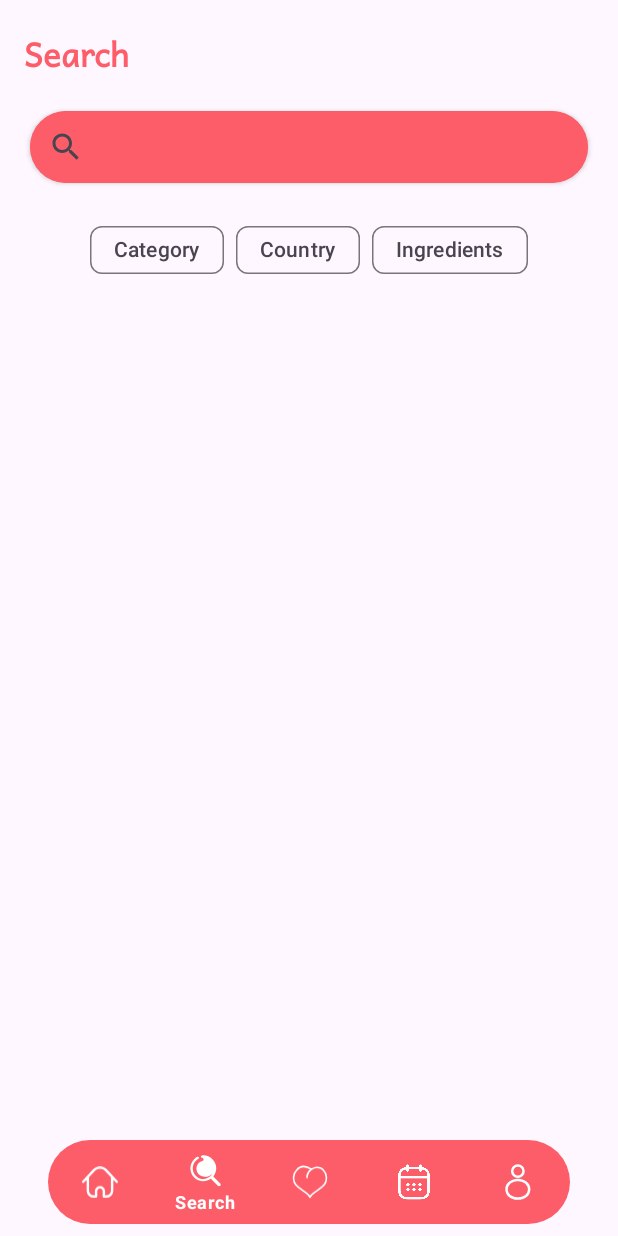
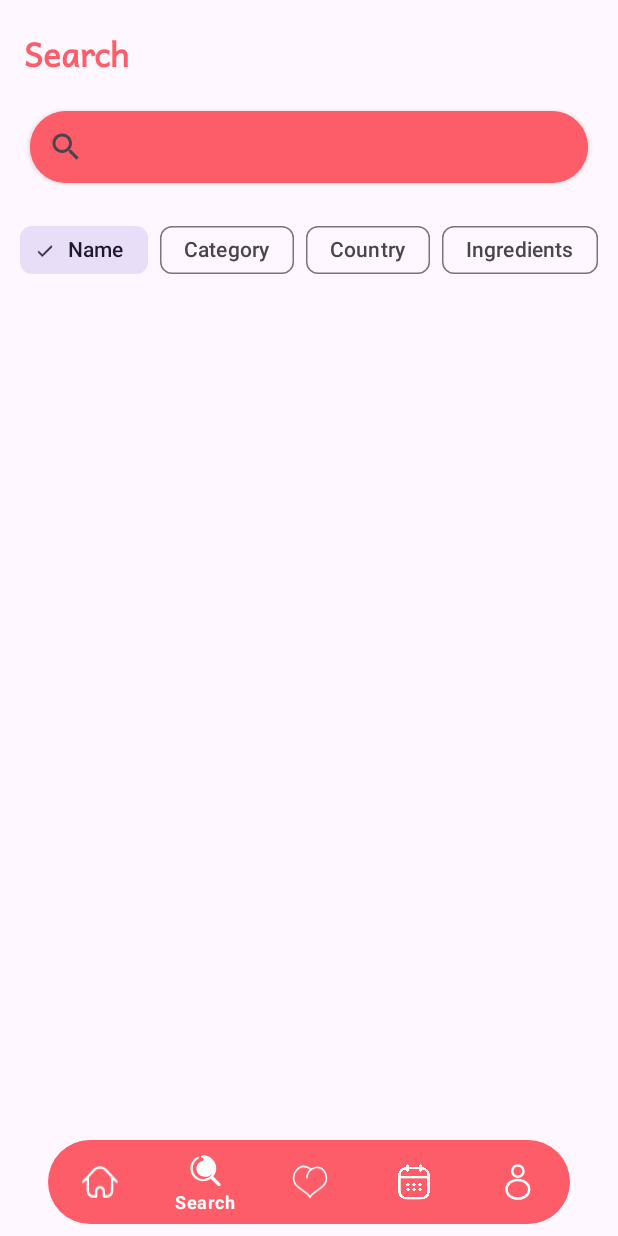
Before and after one commit to Mustafaa-Hussain/DishDash, an Android app: the SearchFragment screen opened through its navigation route, on a phone screen of 412 x 824 dp. Run offline under Robolectric (Android 15) with nearby library versions, the phone set to English and light mode, and no system bars; our stand-ins replace Firebase (no records; nobody signed in at launch, a user with empty details on screens opened directly), Room's generated code, RxJava, navigation-ui; libraries missing offline, so code that uses them is left out: com.jackandphantom.carouselrecyclerview, hu.akarnokd.rxjava3; pictures from the network do not load; 12 statements that could not run were skipped.

Commit message:
fixing search by name functionality

```diff
--- a/app/src/main/res/layout/fragment_search.xml
+++ b/app/src/main/res/layout/fragment_search.xml
@@ -31,7 +31,7 @@
         app:layout_constraintStart_toStartOf="parent"
         app:layout_constraintTop_toBottomOf="@+id/textView2">
 
-        <SearchView
+        <androidx.appcompat.widget.SearchView
             android:id="@+id/search_bar"
             android:layout_width="match_parent"
             android:layout_height="wrap_content"
@@ -46,11 +46,20 @@
         android:layout_width="wrap_content"
         android:layout_height="wrap_content"
         android:layout_marginTop="8dp"
+        app:checkedChip="@id/name_chip"
         app:layout_constraintEnd_toEndOf="@+id/cardView2"
         app:layout_constraintStart_toStartOf="@+id/cardView2"
         app:layout_constraintTop_toBottomOf="@+id/cardView2"
+        app:selectionRequired="true"
         app:singleLine="true"
         app:singleSelection="true">
+
+        <com.google.android.material.chip.Chip
+            android:id="@+id/name_chip"
+            style="@style/Widget.Material3.Chip.Filter"
+            android:layout_width="wrap_content"
+            android:layout_height="wrap_content"
+            android:text="@string/name" />
 
         <com.google.android.material.chip.Chip
             android:id="@+id/category_chip"
```
Also changed, not shown: app/src/main/java/com/mustafa/dishdash/main/search/view/SearchFragment.java (+7 -9 lines).
